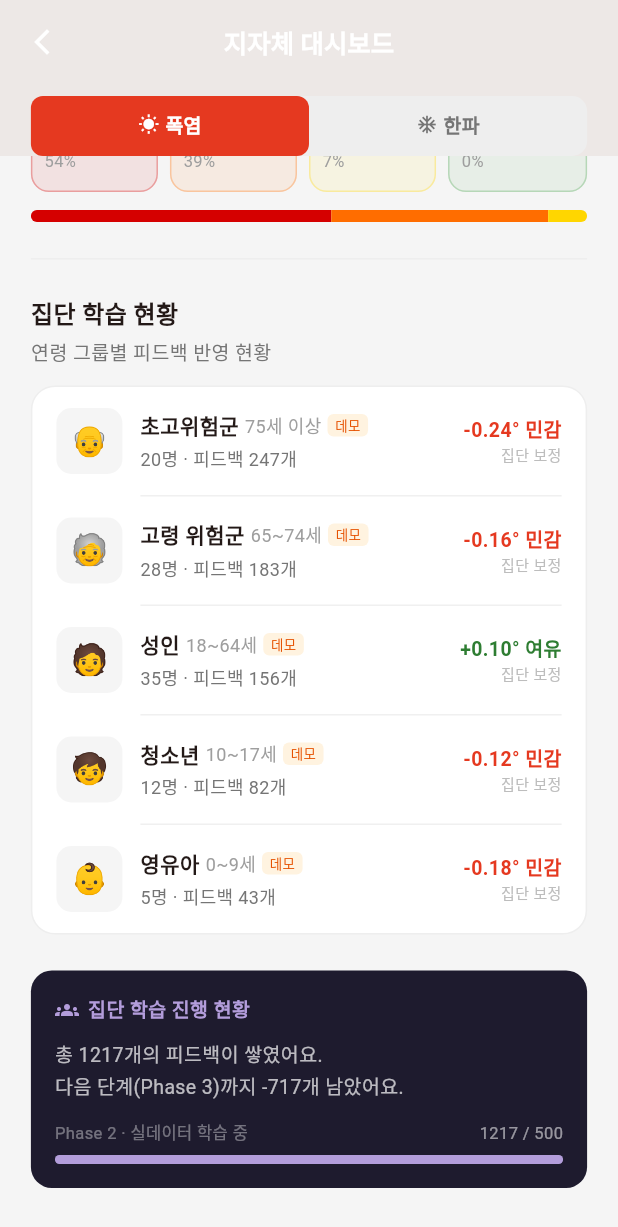
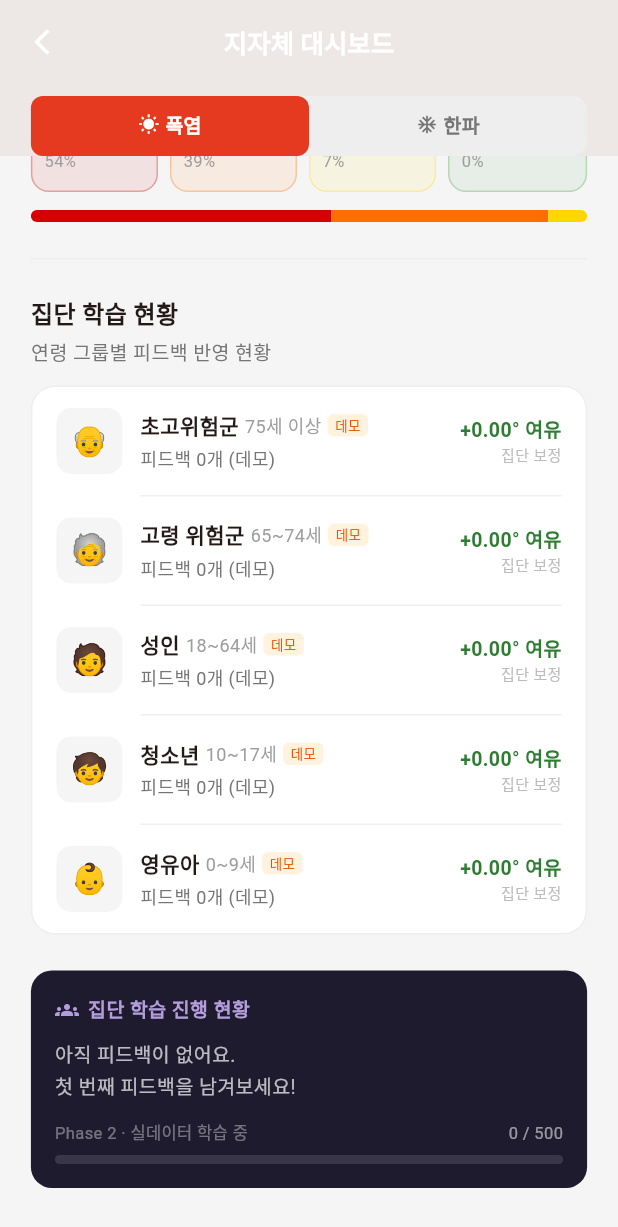
Before and after one commit to JoongGeunShin/climaguard, a Flutter app: the DashboardScreen screen opened by its route, scrolled down 213 dp, on a phone screen of 412 x 824 dp. Shown: the top 1227 px of the screen. Run offline on Flutter 3.47's test engine with Material 3 defaults, Android fonts, the phone set to English and light mode, and no system bars; our stand-ins replace cloud_firestore, dio, firebase_auth, firebase_core, firebase_messaging, flutter_dotenv and 8 more; missing offline and left inert: flutter_naver_map; accounts and stored records are empty; generated files the repository leaves out were written again; Roboto replaces fonts that are missing (Pretendard).

Commit message:
[update] UI 향상

```diff
--- a/lib/presentation/screens/dashboard/dashboard_screen.dart
+++ b/lib/presentation/screens/dashboard/dashboard_screen.dart
@@ -1,19 +1,21 @@
 import 'package:flutter/material.dart';
+import 'package:flutter_riverpod/flutter_riverpod.dart';
 import 'package:go_router/go_router.dart';
 
 import '../../../core/theme/app_colors.dart';
+import '../../../presentation/providers/group_stats_provider.dart';
 import 'models/demo_stats.dart';
 import 'widgets/age_group_stats_section.dart';
 import 'widgets/risk_distribution_section.dart';
 
-class DashboardScreen extends StatefulWidget {
+class DashboardScreen extends ConsumerStatefulWidget {
   const DashboardScreen({super.key});
 
   @override
-  State<DashboardScreen> createState() => _DashboardScreenState();
+  ConsumerState<DashboardScreen> createState() => _DashboardScreenState();
 }
 
-class _DashboardScreenState extends State<DashboardScreen>
+class _DashboardScreenState extends ConsumerState<DashboardScreen>
     with SingleTickerProviderStateMixin {
   late final TabController _tabCtrl;
 
@@ -170,9 +172,30 @@ class _DashboardScreenState extends State<DashboardScreen>
                       ],
                     ),
                     const SizedBox(height: 10),
+                    ref.watch(groupStatsProvider).when(
+                      loading: () => const SizedBox(
+                        height: 40,
+                        child: Center(
+                          child: CircularProgressIndicator(
+                            color: Color(0xFFB39DDB), strokeWidth: 2),
+                        ),
+                      ),
+                      error: (_, _) => const SizedBox.shrink(),
+                      data: (stats) {
+                        const phaseGoal = 500;
+                        final total = stats.fold(
+                            0, (s, g) => s + g.totalFeedbacks);
+                        final remaining = (phaseGoal - total).clamp(0, phaseGoal);
+                        final progress = (total / phaseGoal).clamp(0.0, 1.0);
+                        return Column(
+                          crossAxisAlignment: CrossAxisAlignment.start,
+                          children: [
                             Text(
-                      '총 ${_totalFeedbacks()}개의 피드백이 쌓였어요.\n'
-                      '다음 단계(Phase 3)까지 ${500 - _totalFeedbacks()}개 남았어요.',
+                              total == 0
+                                  ? '아직 피드백이 없어요.\n첫 번째 피드백을 남겨보세요!'
+                                  : remaining == 0
+                                      ? '총 $total개의 피드백이 쌓였어요.\nPhase 3 목표를 달성했어요! 🎉'
+                                      : '총 $total개의 피드백이 쌓였어요.\n다음 단계(Phase 3)까지 $remaining개 남았어요.',
                               style: const TextStyle(
                                   color: Colors.white70,
                                   fontSize: 13,
@@ -188,7 +211,7 @@ class _DashboardScreenState extends State<DashboardScreen>
                                 ),
                                 const Spacer(),
                                 Text(
-                          '${_totalFeedbacks()} / 500',
+                                  '$total / $phaseGoal',
                                   style: const TextStyle(
                                       color: Colors.white54, fontSize: 11),
                                 ),
@@ -198,12 +221,16 @@ class _DashboardScreenState extends State<DashboardScreen>
                             ClipRRect(
                               borderRadius: BorderRadius.circular(4),
                               child: LinearProgressIndicator(
-                        value: _totalFeedbacks() / 500,
+                                value: progress,
                                 backgroundColor: Colors.white12,
                                 valueColor: const AlwaysStoppedAnimation(
                                     Color(0xFFB39DDB)),
                                 minHeight: 6,
                               ),
+                            ),
+                          ],
+                        );
+                      },
                     ),
                   ],
                 ),
@@ -215,8 +242,4 @@ class _DashboardScreenState extends State<DashboardScreen>
     );
   }
 
-  int _totalFeedbacks() => demoAgeGroups.fold(
-      0,
-      (sum, g) =>
-          sum + g.totalHeatFeedbacks + g.totalColdFeedbacks);
 }
--- a/lib/presentation/screens/dashboard/widgets/age_group_stats_section.dart
+++ b/lib/presentation/screens/dashboard/widgets/age_group_stats_section.dart
@@ -11,11 +11,11 @@ class AgeGroupStatsSection extends ConsumerWidget {
   final bool isHeat;
 
   static const _meta = {
-    'super_elderly_75plus': ('초고위험군', '75세 이상', 20),
-    'elderly_65to74': ('고령 위험군', '65~74세', 28),
-    'adult_18to64': ('성인', '18~64세', 35),
-    'youth_10to17': ('청소년', '10~17세', 12),
-    'infant_0to9': ('영유아', '0~9세', 5),
+    'super_elderly_75plus': ('초고위험군', '75세 이상'),
+    'elderly_65to74': ('고령 위험군', '65~74세'),
+    'adult_18to64': ('성인', '18~64세'),
+    'youth_10to17': ('청소년', '10~17세'),
+    'infant_0to9': ('영유아', '0~9세'),
   };
 
   static const _orderedKeys = [
@@ -49,11 +49,7 @@ class AgeGroupStatsSection extends ConsumerWidget {
             ),
           ),
           error: (_, _) => _buildTable(_demoStats()),
-          data: (stats) {
-            final hasRealData = stats.any((s) => s.totalFeedbacks > 0);
-            final rows = hasRealData ? _mergedStats(stats) : _demoStats();
-            return _buildTable(rows);
-          },
+          data: (stats) => _buildTable(_mergedStats(stats)),
         ),
       ],
     );
@@ -64,7 +60,6 @@ class AgeGroupStatsSection extends ConsumerWidget {
             key: g.key,
             label: g.label,
             ageRange: g.ageRange,
-            count: g.count,
             feedbacks: isHeat ? g.totalHeatFeedbacks : g.totalColdFeedbacks,
             offset: isHeat ? g.heatGroupOffset : g.coldGroupOffset,
             isDemo: true,
@@ -75,15 +70,14 @@ class AgeGroupStatsSection extends ConsumerWidget {
     return _orderedKeys.map((key) {
       final stat = stats.firstWhere((s) => s.ageKey == key,
           orElse: () => GroupStat.empty(key));
-      final (label, ageRange, count) = _meta[key]!;
+      final (label, ageRange) = _meta[key]!;
       return _RowData(
         key: key,
         label: label,
         ageRange: ageRange,
-        count: count,
         feedbacks: isHeat ? stat.heatCount : stat.coldCount,
         offset: isHeat ? stat.heatGroupOffset : stat.coldGroupOffset,
-        isDemo: false,
+        isDemo: stat.totalFeedbacks == 0,
       );
     }).toList();
   }
@@ -161,7 +155,7 @@ class AgeGroupStatsSection extends ConsumerWidget {
                           ),
                           const SizedBox(height: 3),
                           Text(
-                            '${g.count}명 · 피드백 ${g.feedbacks}개',
+                            g.isDemo ? '피드백 ${g.feedbacks}개 (데모)' : '피드백 ${g.feedbacks}개',
                             style: TextStyle(
                                 fontSize: 12, color: Colors.grey[600]),
                           ),
@@ -220,7 +214,6 @@ class _RowData {
     required this.key,
     required this.label,
     required this.ageRange,
-    required this.count,
     required this.feedbacks,
     required this.offset,
     required this.isDemo,
@@ -229,7 +222,6 @@ class _RowData {
   final String key;
   final String label;
   final String ageRange;
-  final int count;
   final int feedbacks;
   final double offset;
   final bool isDemo;
```
Lines whose indentation alone changed are shown as unchanged.
